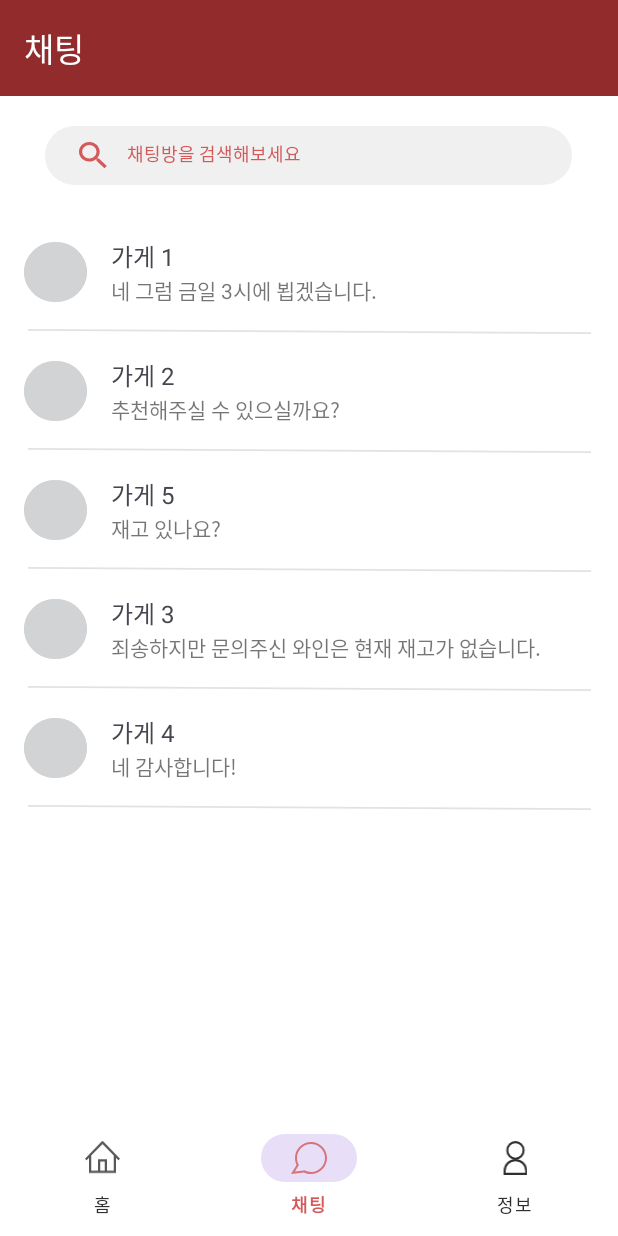
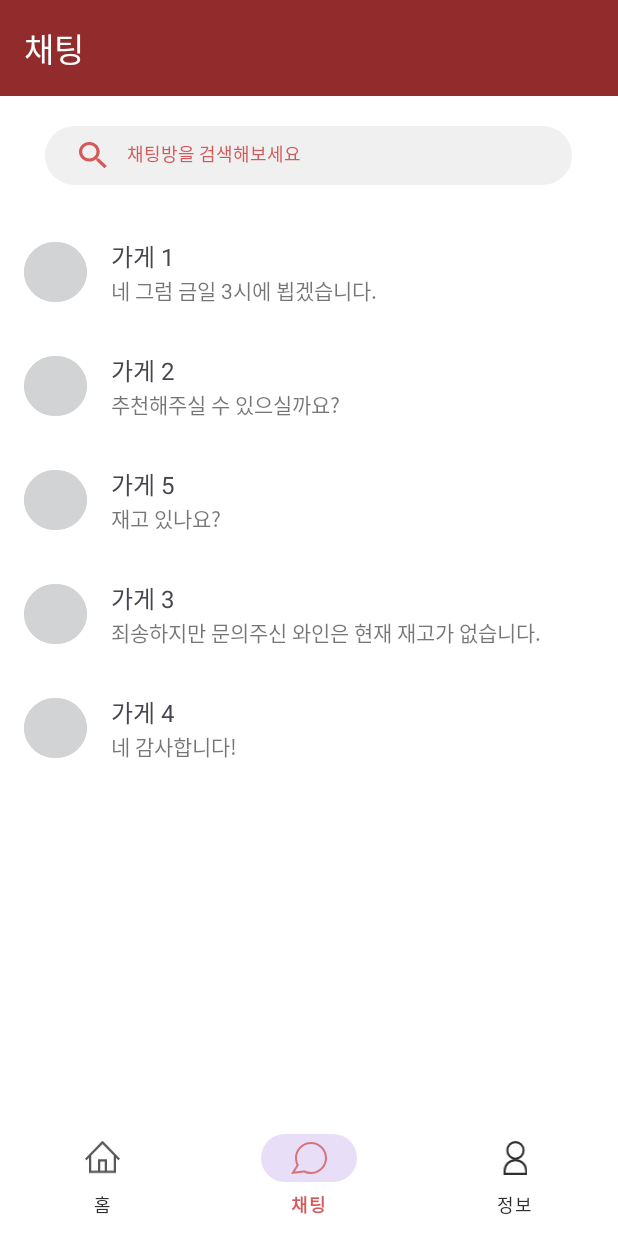
Before and after one commit to yesue2/BottleShop_App, an Android app: the screen it shows after launch (MainActivity), item 2 of the bottom bar chosen, on a phone screen of 412 x 824 dp. Run offline under Robolectric (Android 15) with nearby library versions, the phone set to English and light mode, and no system bars.

Commit message:
rename: rename two icons

```diff
--- a/app/src/main/res/layout/item_chat_list.xml
+++ b/app/src/main/res/layout/item_chat_list.xml
@@ -15,7 +15,7 @@
             android:layout_width="wrap_content"
             android:layout_height="wrap_content"
             android:layout_gravity="center_vertical"
-            android:src="@drawable/ic_profile" />
+            android:src="@drawable/ic_chat_list_profile" />
 
         <LinearLayout
             android:layout_width="match_parent"
@@ -40,9 +40,4 @@
                 android:textSize="14sp" />
         </LinearLayout>
     </LinearLayout>
-    <ImageView
-        android:layout_width="match_parent"
-        android:layout_height="wrap_content"
-        android:src="@drawable/ic_line" />
-
 </LinearLayout>
```
Also changed, not shown: app/src/main/res/drawable/ic_chat_list_line.xml (renamed from app/src/main/res/drawable/ic_line.xml), app/src/main/res/drawable/ic_chat_list_profile.xml (renamed from app/src/main/res/drawable/ic_profile.xml).
